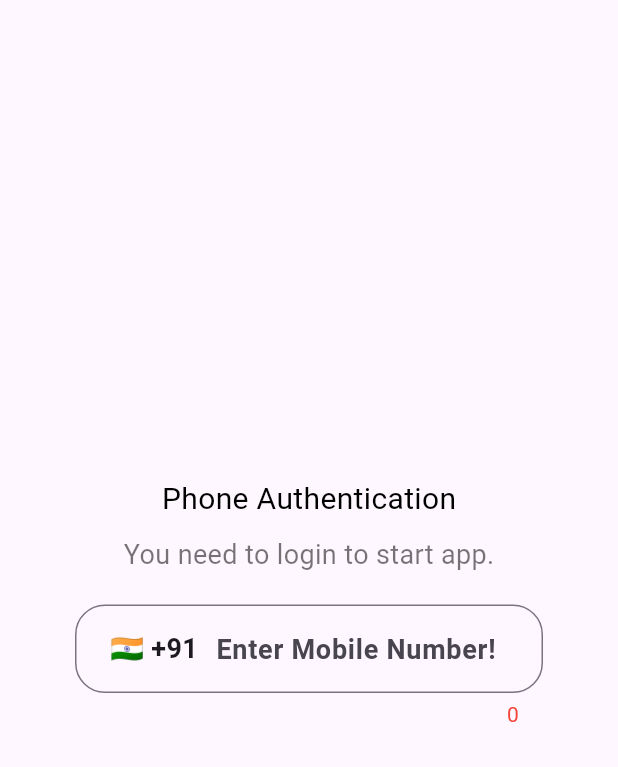
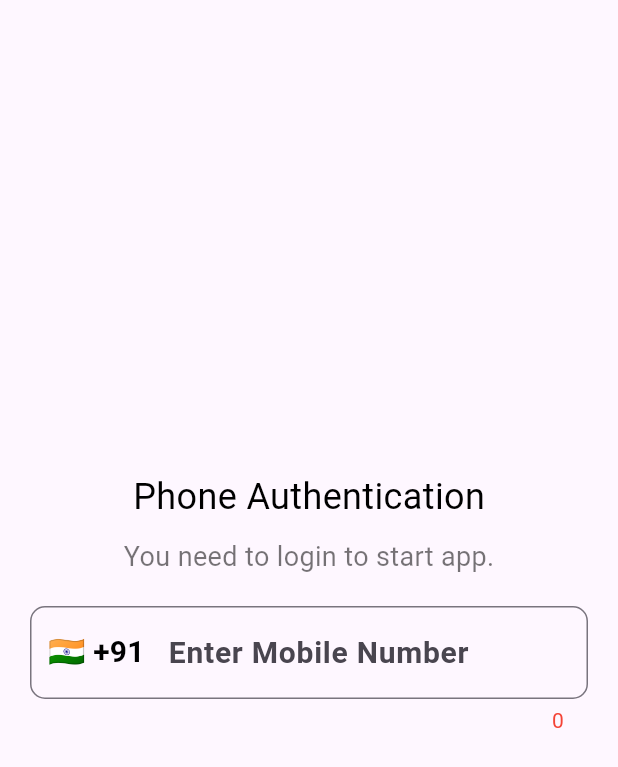
Before and after one commit to techwithkaushik/kharcharecord, a Flutter app: the screen it shows after launch, after a tap on "Login Now", on a phone screen of 412 x 824 dp. Shown: the top 767 px of the screen. Run offline on Flutter 3.47's test engine with Material 2 defaults, Android fonts, the light colour scheme and no system bars; our stand-ins replace country_picker, get.

```diff
--- a/lib/main.dart
+++ b/lib/main.dart
@@ -18,12 +18,6 @@ class App extends StatelessWidget {
       title: "Kharcha Record",
       debugShowCheckedModeBanner: false,
       theme: ThemeData(
-        textButtonTheme: TextButtonThemeData(
-          style: TextButton.styleFrom(
-            backgroundColor: Colors.black,
-            foregroundColor: Colors.white,
-          ),
-        ),
         primarySwatch: Colors.cyan,
         useMaterial3: true,
       ),
--- a/lib/screens/login_mobile.dart
+++ b/lib/screens/login_mobile.dart
@@ -55,7 +55,7 @@ class _LoginMobileState extends State<LoginMobile> {
                 "Phone Authentication",
                 style: TextStyle(
                   color: Colors.black,
-                  fontSize: 20,
+                  fontSize: 24,
                 ),
               ),
               const SizedBox(
@@ -71,15 +71,13 @@ class _LoginMobileState extends State<LoginMobile> {
               const SizedBox(
                 height: 20,
               ),
-              Padding(
-                padding: const EdgeInsets.only(left: 30, right: 30),
-                child: TextFormField(
+              TextField(
                 controller: phoneController,
                 onChanged: (value) {
                   setState(() {});
                 },
                 style: const TextStyle(
-                    fontSize: 18,
+                  fontSize: 20,
                   fontWeight: FontWeight.bold,
                 ),
                 maxLength: 10,
@@ -91,19 +89,19 @@ class _LoginMobileState extends State<LoginMobile> {
                     ),
                   ),
                   border: OutlineInputBorder(
-                      borderRadius: BorderRadius.circular(20),
+                    borderRadius: BorderRadius.circular(10),
                   ),
-                    hintText: "Enter Mobile Number!",
-                    prefixIcon: Container(
-                      width: 90,
-                      alignment: Alignment.centerRight,
-                      padding: const EdgeInsets.only(left: 8, right: 8),
-                      child: InkWell(
-                        onTap: () {
+                  hintText: "Enter Mobile Number",
+                  prefixIcon: TextButton(
+                    style: TextButton.styleFrom(
+                      backgroundColor: Colors.transparent,
+                      foregroundColor: Colors.black,
+                    ),
+                    onPressed: () {
                       showCountryPicker(
                         context: context,
                         countryListTheme: const CountryListThemeData(
-                              bottomSheetHeight: 600,
+                          bottomSheetHeight: 550,
                         ),
                         onSelect: (value) {
                           setState(() {
@@ -115,9 +113,8 @@ class _LoginMobileState extends State<LoginMobile> {
                     child: Text(
                       "${selectedCountry.flagEmoji} +${selectedCountry.phoneCode}",
                       style: const TextStyle(
-                            fontSize: 18,
+                        fontSize: 20,
                         fontWeight: FontWeight.bold,
-                          ),
                       ),
                     ),
                   ),
@@ -133,7 +130,6 @@ class _LoginMobileState extends State<LoginMobile> {
                 keyboardType: TextInputType.number,
                 inputFormatters: [FilteringTextInputFormatter.digitsOnly],
               ),
-              ),
               const SizedBox(
                 height: 20,
               ),
--- a/lib/screens/welcome.dart
+++ b/lib/screens/welcome.dart
@@ -22,6 +22,10 @@ class WelcomeScreen extends StatelessWidget {
               height: 200,
             ),
             TextButton(
+              style: TextButton.styleFrom(
+                backgroundColor: Colors.black,
+                foregroundColor: Colors.white,
+              ),
               onPressed: () => Get.toNamed("/loginMobile"),
               child: const Text("Login Now"),
             )
```
Also changed, not shown: 2 other files. Lines whose indentation alone changed are shown as unchanged.
